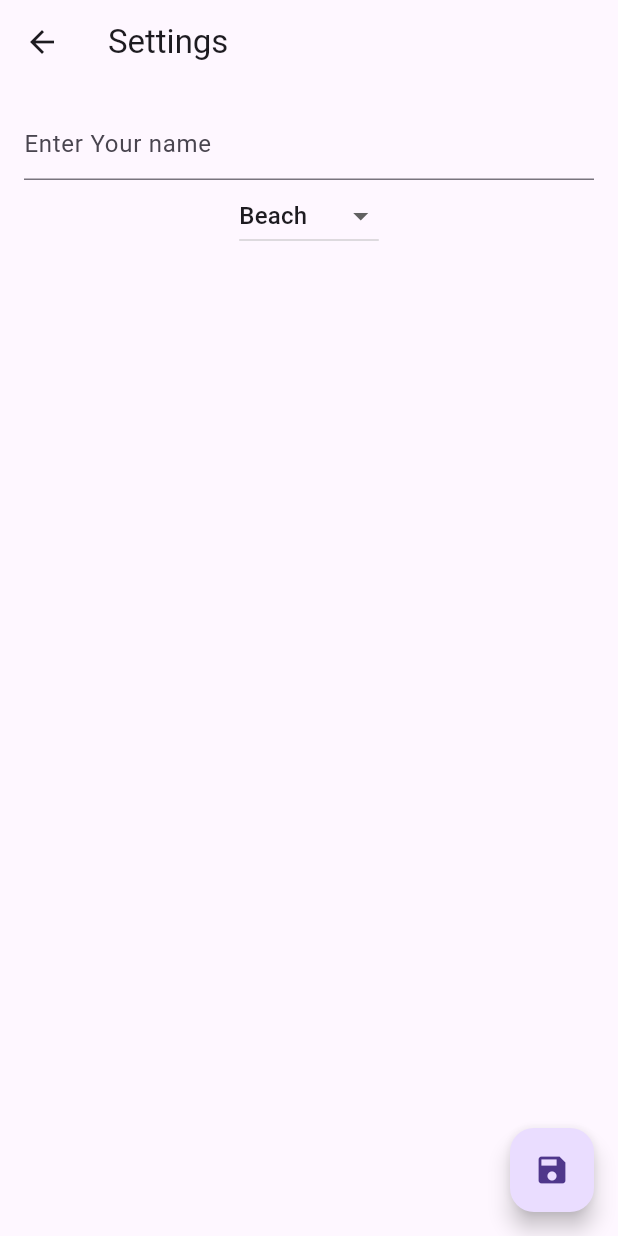
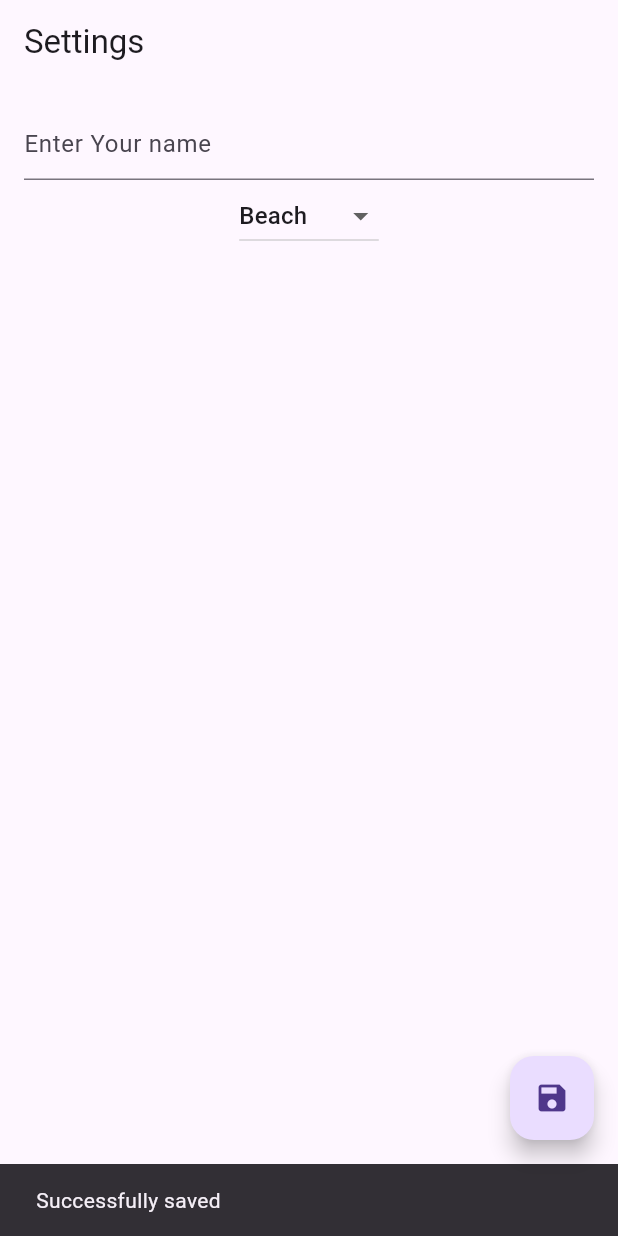
Before and after one commit to ChrisAldous/flutterCourse, a Flutter app: the SettingsScreen screen opened directly, after a tap on the "save" icon, on a phone screen of 412 x 824 dp. Run offline on Flutter 3.47's test engine with Material 3 defaults, Android fonts, the phone set to English and light mode, and no system bars; our stand-ins replace shared_preferences; accounts and stored records are empty.

```diff
--- a/lib/screens/settings_screen.dart
+++ b/lib/screens/settings_screen.dart
@@ -48,16 +48,24 @@
       ),
       floatingActionButton: FloatingActionButton(
         onPressed: () {
-          saveSettings();
+          saveSettings().then((value) {
+            String message = value
+                ? "Successfully saved"
+                : "Error: Not able to save";
+            ScaffoldMessenger.of(context).showSnackBar(
+              SnackBar(
+                content: Text(message),
+                duration: const Duration(seconds: 3),));
+          });
         },
         child: const Icon(Icons.save),
       ),
     );
   }
 
-  Future saveSettings() async {
+  Future<bool> saveSettings() async {
     final SPHelper helper = SPHelper();
-    await helper.setSettings(txtName.text, _selectedImage);
+    return await helper.setSettings(txtName.text, _selectedImage);
   }
 
   Future<void> getSettings() async {
@@ -67,7 +75,9 @@
     final String loadedImage = settings['image'] ?? 'Beach';
 
     setState(() {
-      _selectedImage = _images.contains(loadedImage) ? loadedImage : 'Beach'; // This is to safeguard against null values or invalid values.
+      _selectedImage = _images.contains(loadedImage)
+          ? loadedImage
+          : 'Beach'; // This is to safeguard against null values or invalid values.
       txtName.text = settings['name'] ?? '';
     });
   }
```
Also changed, not shown: lib/screens/intro_screen.dart (+31 -7 lines).
